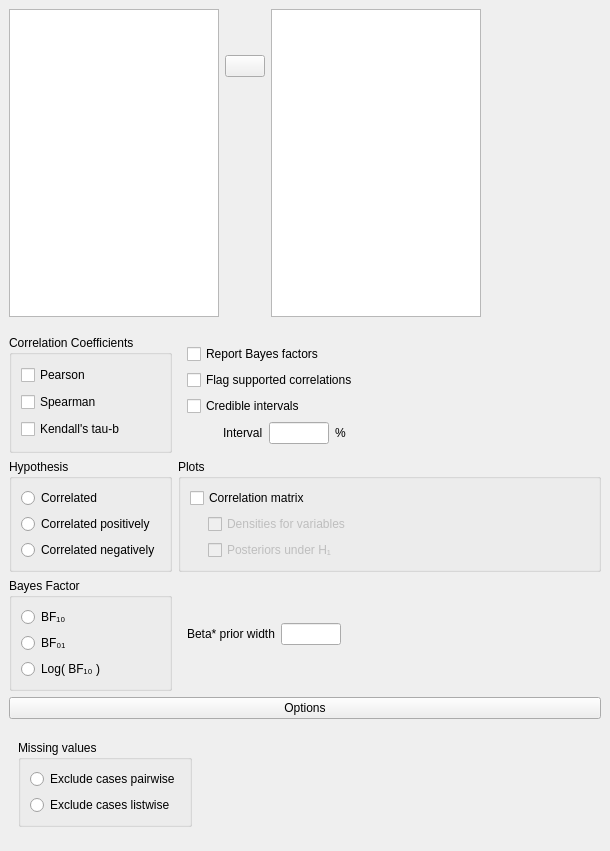
First picture: the form in JASP-Desktop/analysisforms/correlationbayesianform.ui, repository jasp-stats/jasp-desktop, before the edit.
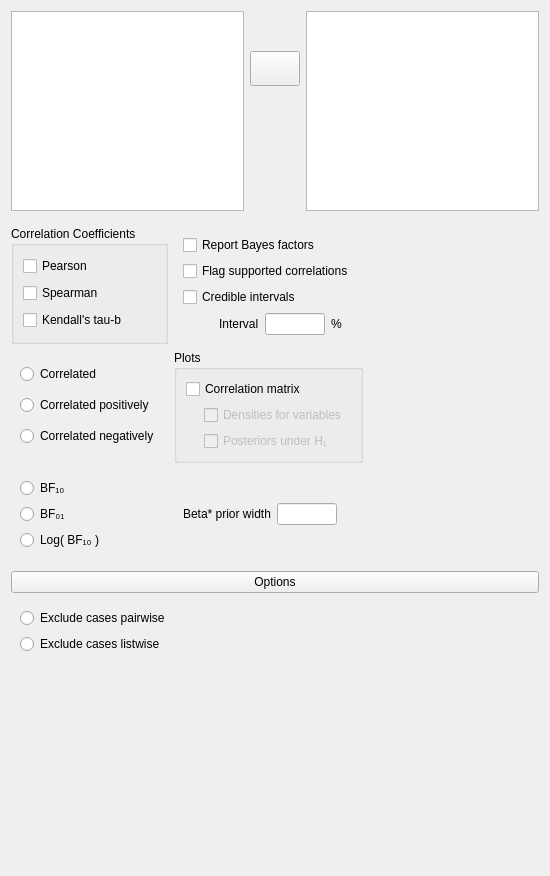
Second picture: the form after the edit. Custom widgets are drawn as their Qt base class.

Diff of the .ui file:
```diff
--- a/JASP-Desktop/analysisforms/correlationbayesianform.ui
+++ b/JASP-Desktop/analysisforms/correlationbayesianform.ui
@@ -6,62 +6,39 @@
    <rect>
     <x>0</x>
     <y>0</y>
-    <width>610</width>
-    <height>851</height>
+    <width>550</width>
+    <height>876</height>
    </rect>
   </property>
   <property name="windowTitle">
    <string>Form</string>
   </property>
-  <layout class="QGridLayout" name="gridLayout_12">
-   <property name="leftMargin">
-    <number>0</number>
-   </property>
-   <property name="topMargin">
-    <number>0</number>
-   </property>
-   <property name="rightMargin">
-    <number>0</number>
-   </property>
-   <property name="bottomMargin">
-    <number>0</number>
-   </property>
-   <property name="verticalSpacing">
-    <number>0</number>
-   </property>
-   <item row="0" column="2">
-    <widget class="QWidget" name="widget_2" native="true">
-     <property name="minimumSize">
-      <size>
-       <width>80</width>
-       <height>0</height>
-      </size>
-     </property>
-    </widget>
-   </item>
-   <item row="0" column="0" colspan="2">
-    <widget class="QWidget" name="widget_4" native="true">
-     <property name="minimumSize">
-      <size>
-       <width>0</width>
-       <height>300</height>
-      </size>
+  <layout class="QVBoxLayout" name="verticalLayout">
+   <item>
+    <widget class="QWidget" name="topWidget" native="true">
+     <property name="sizePolicy">
+      <sizepolicy hsizetype="Preferred" vsizetype="Fixed">
+       <horstretch>0</horstretch>
+       <verstretch>0</verstretch>
+      </sizepolicy>
      </property>
      <layout class="QGridLayout" name="gridLayout_7">
-      <item row="1" column="1">
-       <widget class="AssignButton" name="assignButton">
-        <property name="maximumSize">
-         <size>
-          <width>50</width>
-          <height>16777215</height>
-         </size>
-        </property>
-        <property name="text">
-         <string/>
-        </property>
-       </widget>
-      </item>
-      <item row="2" column="1">
+      <property name="leftMargin">
+       <number>0</number>
+      </property>
+      <property name="topMargin">
+       <number>0</number>
+      </property>
+      <property name="rightMargin">
+       <number>0</number>
+      </property>
+      <property name="bottomMargin">
+       <number>0</number>
+      </property>
+      <property name="verticalSpacing">
+       <number>0</number>
+      </property>
+      <item row="3" column="1">
        <spacer name="verticalSpacer">
         <property name="orientation">
          <enum>Qt::Vertical</enum>
@@ -74,86 +51,120 @@
         </property>
        </spacer>
       </item>
-      <item row="0" column="1">
-       <widget class="QWidget" name="widget" native="true">
-        <property name="minimumSize">
-         <size>
-          <width>0</width>
-          <height>40</height>
-         </size>
-        </property>
-       </widget>
-      </item>
-      <item row="0" column="2" rowspan="3">
+      <item row="0" column="2" rowspan="4">
        <widget class="BoundListView" name="variables">
+        <property name="sizePolicy">
+         <sizepolicy hsizetype="Expanding" vsizetype="Fixed">
+          <horstretch>0</horstretch>
+          <verstretch>0</verstretch>
+         </sizepolicy>
+        </property>
+        <property name="minimumSize">
+         <size>
+          <width>0</width>
+          <height>200</height>
+         </size>
+        </property>
         <property name="maximumSize">
          <size>
-          <width>210</width>
-          <height>16777215</height>
+          <width>16777215</width>
+          <height>200</height>
          </size>
         </property>
        </widget>
       </item>
-      <item row="0" column="0" rowspan="3">
+      <item row="2" column="1">
+       <widget class="AssignButton" name="assignButton">
+        <property name="sizePolicy">
+         <sizepolicy hsizetype="Fixed" vsizetype="Fixed">
+          <horstretch>0</horstretch>
+          <verstretch>0</verstretch>
+         </sizepolicy>
+        </property>
+        <property name="minimumSize">
+         <size>
+          <width>50</width>
+          <height>35</height>
+         </size>
+        </property>
+        <property name="maximumSize">
+         <size>
+          <width>50</width>
+          <height>35</height>
+         </size>
+        </property>
+        <property name="text">
+         <string/>
+        </property>
+       </widget>
+      </item>
+      <item row="0" column="0" rowspan="4">
        <widget class="AvailableFieldsListView" name="availableVariables">
+        <property name="sizePolicy">
+         <sizepolicy hsizetype="Expanding" vsizetype="Fixed">
+          <horstretch>0</horstretch>
+          <verstretch>0</verstretch>
+         </sizepolicy>
+        </property>
+        <property name="minimumSize">
+         <size>
+          <width>0</width>
+          <height>200</height>
+         </size>
+        </property>
         <property name="maximumSize">
          <size>
-          <width>210</width>
-          <height>16777215</height>
+          <width>16777215</width>
+          <height>200</height>
          </size>
         </property>
        </widget>
       </item>
+      <item row="1" column="1">
+       <spacer name="verticalSpacer_2">
+        <property name="orientation">
+         <enum>Qt::Vertical</enum>
+        </property>
+        <property name="sizeType">
+         <enum>QSizePolicy::Fixed</enum>
+        </property>
+        <property name="sizeHint" stdset="0">
+         <size>
+          <width>20</width>
+          <height>40</height>
+         </size>
+        </property>
+       </spacer>
+      </item>
      </layout>
     </widget>
    </item>
-   <item row="4" column="0" colspan="3">
+   <item>
     <widget class="QWidget" name="optionsWidget" native="true">
+     <property name="sizePolicy">
+      <sizepolicy hsizetype="Fixed" vsizetype="Preferred">
+       <horstretch>0</horstretch>
+       <verstretch>0</verstretch>
+      </sizepolicy>
+     </property>
      <layout class="QGridLayout" name="gridLayout">
-      <item row="2" column="0">
-       <widget class="QWidget" name="panelOptions" native="true">
-        <layout class="QGridLayout" name="gridLayout_10">
-         <item row="1" column="0">
-          <widget class="BoundGroupBox" name="missingValues">
-           <property name="title">
-            <string>Missing values</string>
-           </property>
-           <property name="flat">
-            <bool>true</bool>
-           </property>
-           <layout class="QGridLayout" name="gridLayout_9">
-            <item row="0" column="0">
-             <widget class="QRadioButton" name="_1excludePairwise">
-              <property name="text">
-               <string>Exclude cases pairwise</string>
-              </property>
-             </widget>
-            </item>
-            <item row="1" column="0">
-             <widget class="QRadioButton" name="_2excludeListwise">
-              <property name="text">
-               <string>Exclude cases listwise</string>
-              </property>
-             </widget>
-            </item>
-           </layout>
-          </widget>
-         </item>
-         <item row="0" column="1" rowspan="3">
-          <widget class="QWidget" name="widget_6" native="true">
-           <property name="sizePolicy">
-            <sizepolicy hsizetype="Preferred" vsizetype="Preferred">
-             <horstretch>1</horstretch>
-             <verstretch>0</verstretch>
-            </sizepolicy>
-           </property>
-          </widget>
-         </item>
-        </layout>
-       </widget>
-      </item>
+      <property name="leftMargin">
+       <number>0</number>
+      </property>
+      <property name="rightMargin">
+       <number>0</number>
+      </property>
+      <property name="bottomMargin">
+       <number>0</number>
+      </property>
       <item row="0" column="0">
        <widget class="QWidget" name="widget_3" native="true">
+        <property name="sizePolicy">
+         <sizepolicy hsizetype="Fixed" vsizetype="Preferred">
+          <horstretch>0</horstretch>
+          <verstretch>0</verstretch>
+         </sizepolicy>
+        </property>
         <layout class="QGridLayout" name="gridLayout_11">
          <property name="leftMargin">
           <number>0</number>
@@ -228,6 +239,13 @@
                  </property>
                 </widget>
                </item>
+               <item row="0" column="3">
+                <widget class="QLabel" name="label_2">
+                 <property name="text">
+                  <string>%</string>
+                 </property>
+                </widget>
+               </item>
                <item row="0" column="2">
                 <widget class="BoundTextBox" name="credibleIntervalsInterval">
                  <property name="maximumSize">
@@ -252,19 +270,12 @@
                  </property>
                  <property name="sizeHint" stdset="0">
                   <size>
-                   <width>40</width>
+                   <width>0</width>
                    <height>20</height>
                   </size>
                  </property>
                 </spacer>
                </item>
-               <item row="0" column="3">
-                <widget class="QLabel" name="label_2">
-                 <property name="text">
-                  <string>%</string>
-                 </property>
-                </widget>
-               </item>
               </layout>
              </widget>
             </item>
@@ -293,8 +304,8 @@
           </widget>
          </item>
          <item row="1" column="0">
-          <widget class="BoundGroupBox" name="hypothesis">
-           <property name="title">
+          <widget class="BoundGroupBox" name="hypothesis" native="true">
+           <property name="title" stdset="0">
             <string>Hypothesis</string>
            </property>
            <layout class="QGridLayout" name="gridLayout_3">
@@ -323,8 +334,8 @@
           </widget>
          </item>
          <item row="2" column="0">
-          <widget class="BoundGroupBox" name="bayesFactorType">
-           <property name="title">
+          <widget class="BoundGroupBox" name="bayesFactorType" native="true">
+           <property name="title" stdset="0">
             <string>Bayes Factor</string>
            </property>
            <layout class="QGridLayout" name="gridLayout_2">
@@ -425,7 +436,7 @@
               </property>
               <property name="sizeHint" stdset="0">
                <size>
-                <width>40</width>
+                <width>0</width>
                 <height>20</height>
                </size>
               </property>
@@ -437,8 +448,50 @@
         </layout>
        </widget>
       </item>
-      <item row="1" column="0">
+      <item row="2" column="0">
+       <widget class="QWidget" name="panelOptions" native="true">
+        <layout class="QGridLayout" name="gridLayout_10">
+         <property name="leftMargin">
+          <number>0</number>
+         </property>
+         <property name="topMargin">
+          <number>0</number>
+         </property>
+         <property name="rightMargin">
+          <number>0</number>
+         </property>
+         <property name="bottomMargin">
+          <number>0</number>
+         </property>
+        </layout>
+       </widget>
+      </item>
+     </layout>
+    </widget>
+   </item>
+   <item>
+    <widget class="QWidget" name="verticalWidget" native="true">
+     <layout class="QVBoxLayout" name="verticalLayout_2">
+      <property name="leftMargin">
+       <number>0</number>
+      </property>
+      <property name="topMargin">
+       <number>0</number>
+      </property>
+      <property name="rightMargin">
+       <number>0</number>
+      </property>
+      <property name="bottomMargin">
+       <number>0</number>
+      </property>
+      <item>
        <widget class="ExpanderButton" name="buttonOptions">
+        <property name="sizePolicy">
+         <sizepolicy hsizetype="Expanding" vsizetype="Fixed">
+          <horstretch>0</horstretch>
+          <verstretch>0</verstretch>
+         </sizepolicy>
+        </property>
         <property name="text">
          <string>Options</string>
         </property>
@@ -447,9 +500,54 @@
         </property>
        </widget>
       </item>
+      <item>
+       <widget class="BoundGroupBox" name="missingValues" native="true">
+        <property name="sizePolicy">
+         <sizepolicy hsizetype="Fixed" vsizetype="Preferred">
+          <horstretch>0</horstretch>
+          <verstretch>0</verstretch>
+         </sizepolicy>
+        </property>
+        <property name="title" stdset="0">
+         <string>Missing values</string>
+        </property>
+        <property name="flat" stdset="0">
+         <bool>true</bool>
+        </property>
+        <layout class="QGridLayout" name="gridLayout_9">
+         <item row="0" column="0">
+          <widget class="QRadioButton" name="_1excludePairwise">
+           <property name="text">
+            <string>Exclude cases pairwise</string>
+           </property>
+          </widget>
+         </item>
+         <item row="1" column="0">
+          <widget class="QRadioButton" name="_2excludeListwise">
+           <property name="text">
+            <string>Exclude cases listwise</string>
+           </property>
+          </widget>
+         </item>
+        </layout>
+       </widget>
+      </item>
      </layout>
     </widget>
    </item>
+   <item>
+    <spacer name="verticalSpacer_3">
+     <property name="orientation">
+      <enum>Qt::Vertical</enum>
+     </property>
+     <property name="sizeHint" stdset="0">
+      <size>
+       <width>20</width>
+       <height>40</height>
+      </size>
+     </property>
+    </spacer>
+   </item>
   </layout>
  </widget>
  <customwidgets>
@@ -486,7 +584,7 @@
   </customwidget>
   <customwidget>
    <class>BoundGroupBox</class>
-   <extends>QGroupBox</extends>
+   <extends>QWidget</extends>
    <header>widgets/boundgroupbox.h</header>
    <container>1</container>
   </customwidget>
```
